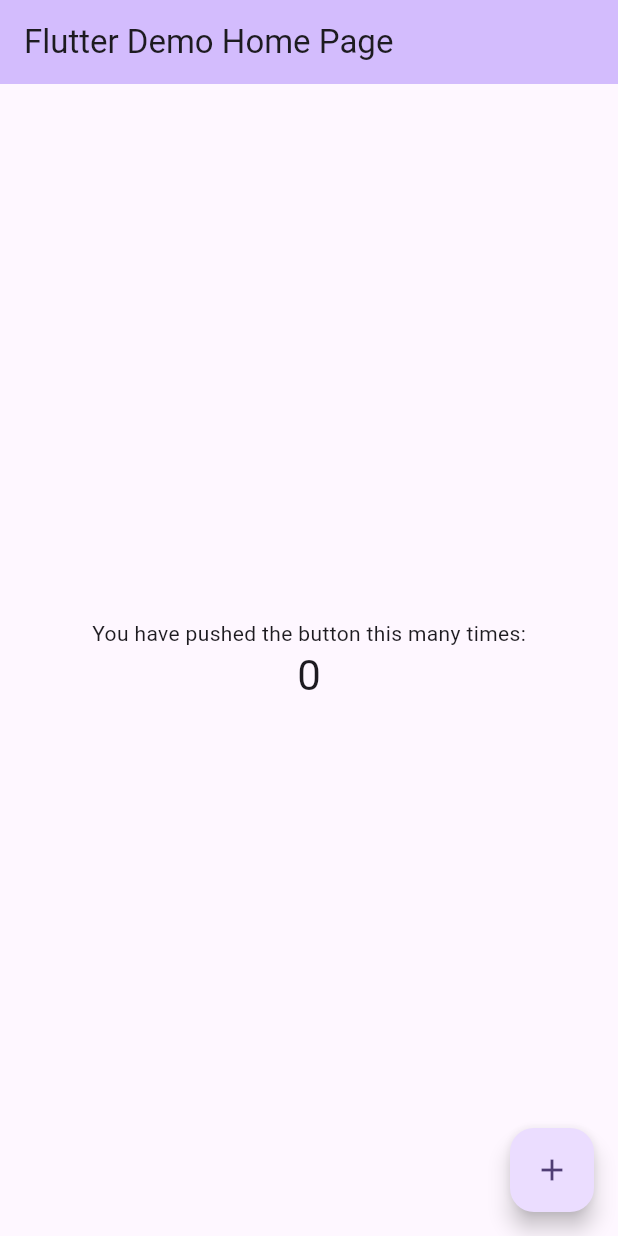
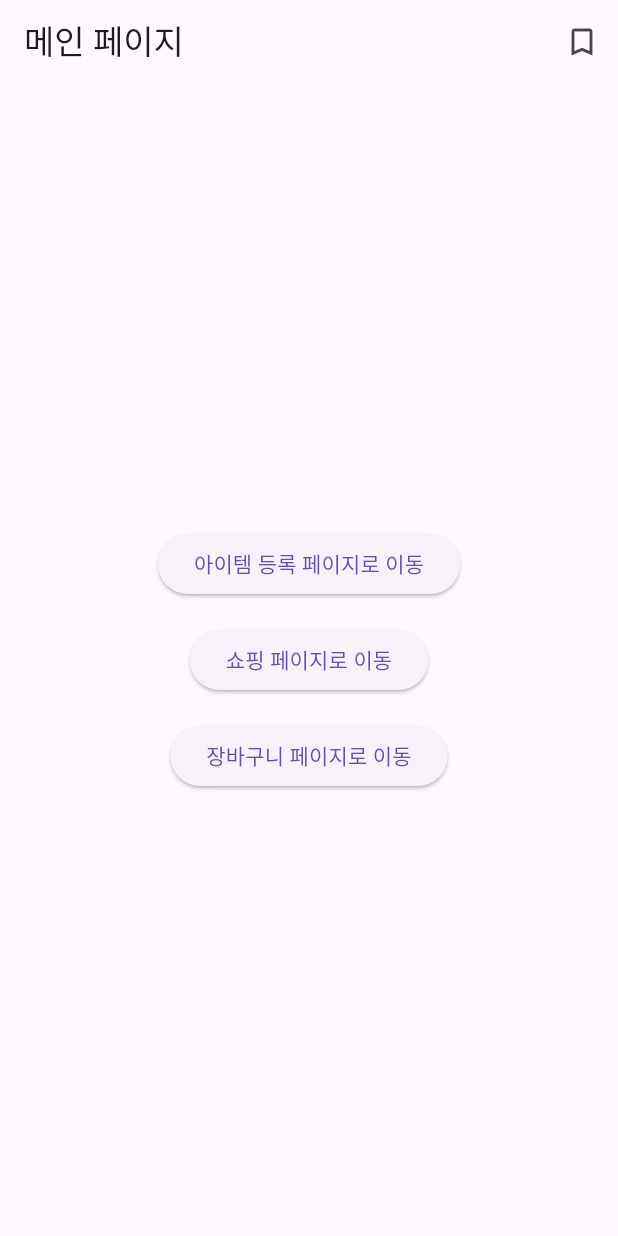
Before and after one commit to HongWonjong/flutter_shoppingmall, a Flutter app: the screen it shows after launch, on a phone screen of 412 x 824 dp. Run offline on Flutter 3.47's test engine with Material 3 defaults, Android fonts, the phone set to English and light mode, and no system bars; our stand-ins replace flutter_riverpod.

Commit message:
기초 세팅

```diff
--- /dev/null
+++ b/lib/components/custom_app_bar.dart
@@ -0,0 +1,25 @@
+import 'package:flutter/material.dart';
+
+class CustomAppBar extends StatelessWidget implements PreferredSizeWidget {
+  final String title;
+
+  const CustomAppBar({super.key, required this.title});
+
+  @override
+  Widget build(BuildContext context) {
+    return AppBar(
+      title: Text(title),
+      actions: [
+        IconButton(
+          icon: const Icon(Icons.bookmark_border),
+          onPressed: () {
+            // 북마크 기능 (미구현)
+          },
+        ),
+      ],
+    );
+  }
+
+  @override
+  Size get preferredSize => const Size.fromHeight(kToolbarHeight);
+}
--- a/lib/main.dart
+++ b/lib/main.dart
@@ -1,122 +1,21 @@
 import 'package:flutter/material.dart';
+import 'package:flutter_riverpod/flutter_riverpod.dart';
+import 'pages/main_page.dart';
 
 void main() {
-  runApp(const MyApp());
+  runApp(const ProviderScope(child: MyApp()));
 }
 
 class MyApp extends StatelessWidget {
   const MyApp({super.key});
 
-  // This widget is the root of your application.
   @override
   Widget build(BuildContext context) {
     return MaterialApp(
-      title: 'Flutter Demo',
+      home: const MainPage(),
       theme: ThemeData(
-        // This is the theme of your application.
-        //
-        // TRY THIS: Try running your application with "flutter run". You'll see
-        // the application has a purple toolbar. Then, without quitting the app,
-        // try changing the seedColor in the colorScheme below to Colors.green
-        // and then invoke "hot reload" (save your changes or press the "hot
-        // reload" button in a Flutter-supported IDE, or press "r" if you used
-        // the command line to start the app).
-        //
-        // Notice that the counter didn't reset back to zero; the application
-        // state is not lost during the reload. To reset the state, use hot
-        // restart instead.
-        //
-        // This works for code too, not just values: Most code changes can be
-        // tested with just a hot reload.
-        colorScheme: ColorScheme.fromSeed(seedColor: Colors.deepPurple),
+        primarySwatch: Colors.purple,
       ),
-      home: const MyHomePage(title: 'Flutter Demo Home Page'),
     );
   }
 }
-
-class MyHomePage extends StatefulWidget {
-  const MyHomePage({super.key, required this.title});
-
-  // This widget is the home page of your application. It is stateful, meaning
-  // that it has a State object (defined below) that contains fields that affect
-  // how it looks.
-
-  // This class is the configuration for the state. It holds the values (in this
-  // case the title) provided by the parent (in this case the App widget) and
-  // used by the build method of the State. Fields in a Widget subclass are
-  // always marked "final".
-
-  final String title;
-
-  @override
-  State<MyHomePage> createState() => _MyHomePageState();
-}
-
-class _MyHomePageState extends State<MyHomePage> {
-  int _counter = 0;
-
-  void _incrementCounter() {
-    setState(() {
-      // This call to setState tells the Flutter framework that something has
-      // changed in this State, which causes it to rerun the build method below
-      // so that the display can reflect the updated values. If we changed
-      // _counter without calling setState(), then the build method would not be
-      // called again, and so nothing would appear to happen.
-      _counter++;
-    });
-  }
-
-  @override
-  Widget build(BuildContext context) {
-    // This method is rerun every time setState is called, for instance as done
-    // by the _incrementCounter method above.
-    //
-    // The Flutter framework has been optimized to make rerunning build methods
-    // fast, so that you can just rebuild anything that needs updating rather
-    // than having to individually change instances of widgets.
-    return Scaffold(
-      appBar: AppBar(
-        // TRY THIS: Try changing the color here to a specific color (to
-        // Colors.amber, perhaps?) and trigger a hot reload to see the AppBar
-        // change color while the other colors stay the same.
-        backgroundColor: Theme.of(context).colorScheme.inversePrimary,
-        // Here we take the value from the MyHomePage object that was created by
-        // the App.build method, and use it to set our appbar title.
-        title: Text(widget.title),
-      ),
-      body: Center(
-        // Center is a layout widget. It takes a single child and positions it
-        // in the middle of the parent.
-        child: Column(
-          // Column is also a layout widget. It takes a list of children and
-          // arranges them vertically. By default, it sizes itself to fit its
-          // children horizontally, and tries to be as tall as its parent.
-          //
-          // Column has various properties to control how it sizes itself and
-          // how it positions its children. Here we use mainAxisAlignment to
-          // center the children vertically; the main axis here is the vertical
-          // axis because Columns are vertical (the cross axis would be
-          // horizontal).
-          //
-          // TRY THIS: Invoke "debug painting" (choose the "Toggle Debug Paint"
-          // action in the IDE, or press "p" in the console), to see the
-          // wireframe for each widget.
-          mainAxisAlignment: MainAxisAlignment.center,
-          children: <Widget>[
-            const Text('You have pushed the button this many times:'),
-            Text(
-              '$_counter',
-              style: Theme.of(context).textTheme.headlineMedium,
-            ),
-          ],
-        ),
-      ),
-      floatingActionButton: FloatingActionButton(
-        onPressed: _incrementCounter,
-        tooltip: 'Increment',
-        child: const Icon(Icons.add),
-      ), // This trailing comma makes auto-formatting nicer for build methods.
-    );
-  }
-}
--- /dev/null
+++ b/lib/pages/main_page.dart
@@ -0,0 +1,53 @@
+import 'package:flutter/material.dart';
+import 'package:flutter_riverpod/flutter_riverpod.dart';
+import '../components/custom_app_bar.dart';
+import 'create_item_page.dart';
+import 'shopping_page.dart';
+import 'cart_item_page.dart';
+
+class MainPage extends ConsumerWidget {
+  const MainPage({super.key});
+
+  @override
+  Widget build(BuildContext context, WidgetRef ref) {
+    return Scaffold(
+      appBar: const CustomAppBar(title: '메인 페이지'),
+      body: Center(
+        child: Column(
+          mainAxisAlignment: MainAxisAlignment.center,
+          children: [
+            ElevatedButton(
+              onPressed: () {
+                Navigator.push(
+                  context,
+                  MaterialPageRoute(builder: (context) => const CreateItemPage()),
+                );
+              },
+              child: const Text('아이템 등록 페이지로 이동'),
+            ),
+            const SizedBox(height: 16),
+            ElevatedButton(
+              onPressed: () {
+                Navigator.push(
+                  context,
+                  MaterialPageRoute(builder: (context) => const ShoppingPage()),
+                );
+              },
+              child: const Text('쇼핑 페이지로 이동'),
+            ),
+            const SizedBox(height: 16),
+            ElevatedButton(
+              onPressed: () {
+                Navigator.push(
+                  context,
+                  MaterialPageRoute(builder: (context) => const CartItemPage()),
+                );
+              },
+              child: const Text('장바구니 페이지로 이동'),
+            ),
+          ],
+        ),
+      ),
+    );
+  }
+}
```
Also changed, not shown: lib/models/cart_item.dart (added, +8 -0 lines), lib/models/item.dart (added, +15 -0 lines), lib/pages/cart_item_page.dart (added, +64 -0 lines), lib/pages/create_item_page.dart (added, +157 -0 lines), lib/pages/item_detail_page.dart (added, +61 -0 lines), lib/pages/shopping_page.dart (added, +42 -0 lines), lib/providers/cart_provider.dart (added, +42 -0 lines), lib/providers/item_provider.dart (added, +25 -0 lines), pubspec.yaml (+7 -64 lines), pubspec.lock, 11 other files.
